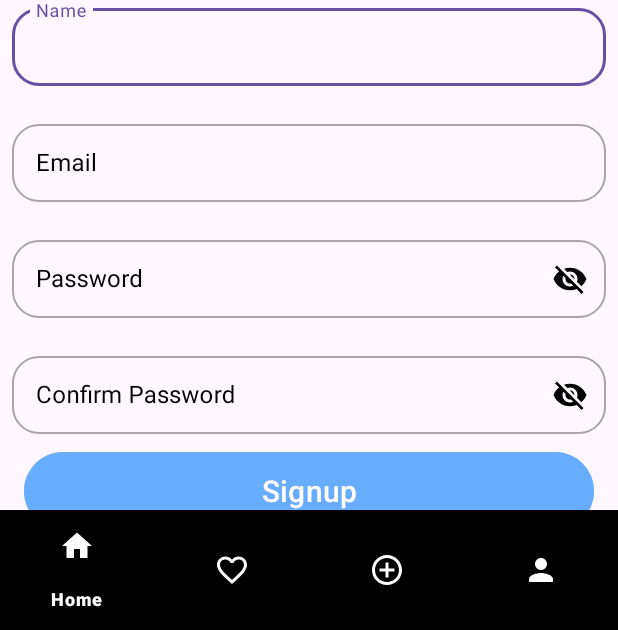
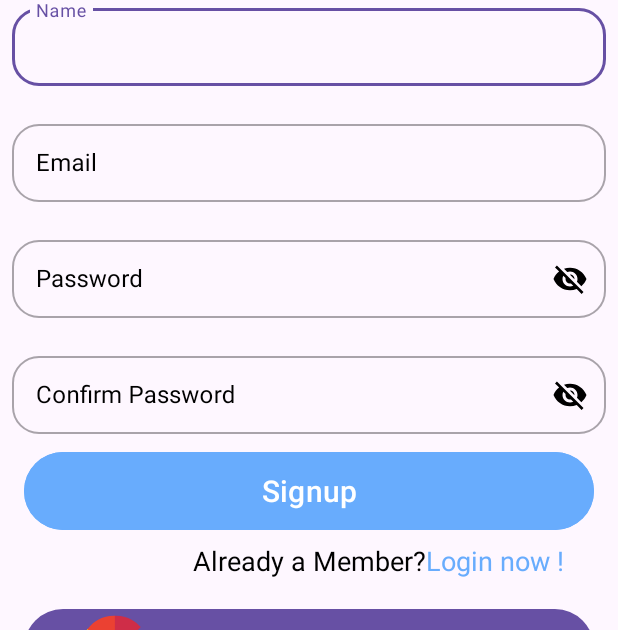
Before and after one commit to Ahmed-Morgan1/Student-Hostel, an Android app: the screen it shows after launch (MainActivity), on a phone screen of 412 x 824 dp, the part 606-1236 px from its top. Run offline under Robolectric (Android 15) with nearby library versions, the phone set to English and light mode, and no system bars.

Commit message:
- remove navHost activity_auth.xml + add onDestinationChangeListener in MainActivity + fix binding adaptor named type

```diff
--- a/app/src/main/java/com/example/studenthostel/MainActivity.kt
+++ b/app/src/main/java/com/example/studenthostel/MainActivity.kt
@@ -1,20 +1,41 @@
 package com.example.studenthostel
 
 import android.os.Bundle
+import android.view.View
 import androidx.activity.enableEdgeToEdge
 import androidx.appcompat.app.AppCompatActivity
-import androidx.core.view.ViewCompat
-import androidx.core.view.WindowInsetsCompat
+import androidx.navigation.NavController
+import androidx.navigation.NavDestination
+import androidx.navigation.findNavController
+import com.example.studenthostel.databinding.ActivityMainBinding
 
 class MainActivity : AppCompatActivity() {
+    private lateinit var navController: NavController
+    private lateinit var binding: ActivityMainBinding
     override fun onCreate(savedInstanceState: Bundle?) {
         super.onCreate(savedInstanceState)
         enableEdgeToEdge()
-        setContentView(R.layout.activity_main)
-        ViewCompat.setOnApplyWindowInsetsListener(findViewById(R.id.main)) { v, insets ->
-            val systemBars = insets.getInsets(WindowInsetsCompat.Type.systemBars())
-            v.setPadding(systemBars.left, systemBars.top, systemBars.right, systemBars.bottom)
-            insets
+        binding = ActivityMainBinding.inflate(layoutInflater)
+        setContentView(binding.root)
+    }
+
+    override fun onResume() {
+        super.onResume()
+        navController = findNavController(R.id.frame_layout)
+        handleDesignationNavyHost()
+    }
+
+    private fun handleDesignationNavyHost() {
+        navController.addOnDestinationChangedListener { _, navDestination: NavDestination, _ ->
+            when (navDestination.id) {
+                R.id.homeFragment -> {toggleBottomNav(true)}
+                R.id.signupFragment2 -> {toggleBottomNav(false)}
+            }
+
         }
     }
+
+    private fun toggleBottomNav(show: Boolean) {
+        binding.navigationHome.visibility = if (show) View.VISIBLE else View.GONE
+    }
 }
--- a/app/src/main/java/com/example/studenthostel/bindingAdapters/BindingAdaptors.kt
+++ b/app/src/main/java/com/example/studenthostel/bindingAdapters/BindingAdaptors.kt
@@ -3,11 +3,12 @@ package com.example.studenthostel.bindingAdapters
 import android.widget.ImageView
 import android.widget.TextView
 import androidx.databinding.BindingAdapter
+import com.example.studenthostel.R
 import com.example.studenthostel.model.Apartment
 
 @BindingAdapter("app:type")
 fun type(view: TextView, type: Apartment.ApartmentStatusType) {
-    view.text = "Apartment for ${type}"
+    view.text = view.context.getString(R.string.apartment_for_type, type)
 }
 
 @BindingAdapter("imgUrl")
--- a/app/src/main/res/layout/activity_auth.xml
+++ b/app/src/main/res/layout/activity_auth.xml
@@ -15,9 +15,6 @@
         app:layout_constraintEnd_toEndOf="parent"
         app:layout_constraintStart_toStartOf="parent"
         app:layout_constraintTop_toTopOf="parent"
-        android:name="androidx.navigation.fragment.NavHostFragment"
-        app:defaultNavHost="true"
-        app:navGraph="@navigation/nav"
         />
 
 
--- a/app/src/main/res/values/strings.xml
+++ b/app/src/main/res/values/strings.xml
@@ -54,4 +54,5 @@
     <string name="filter_result">filter result</string>
     <string name="apartment_of_sale">Apartment for sale</string>
     <string name="footer_img">fouter img</string>
+    <string name="apartment_for_type">Apartment for %1$s</string>
 </resources>
```
